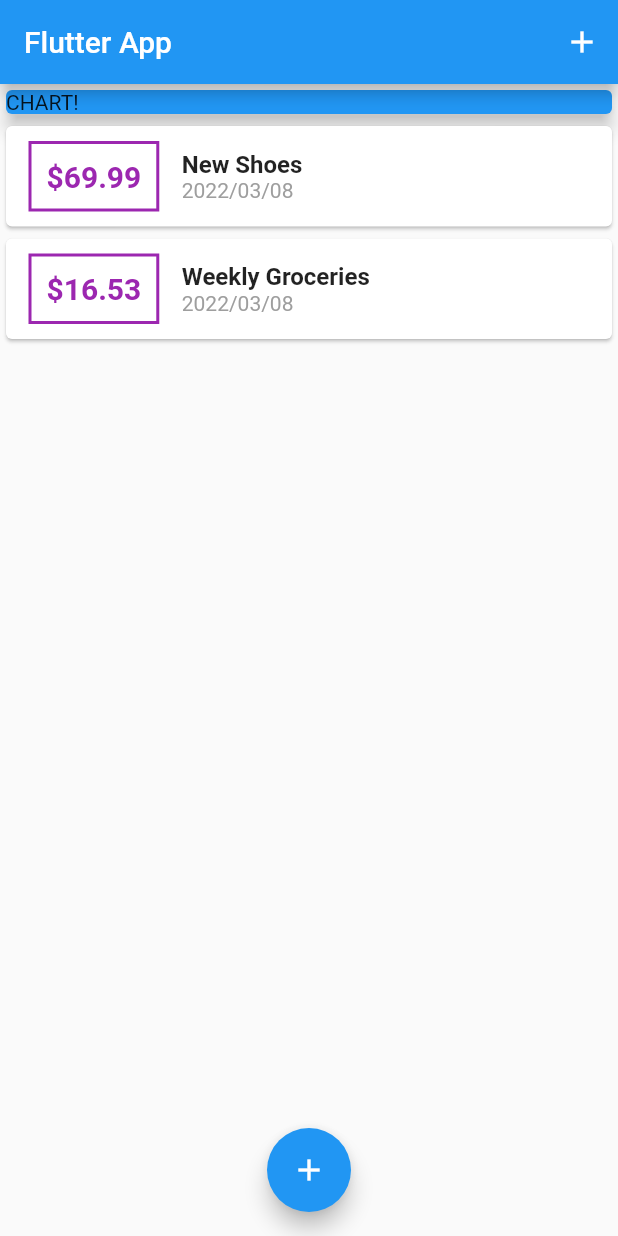
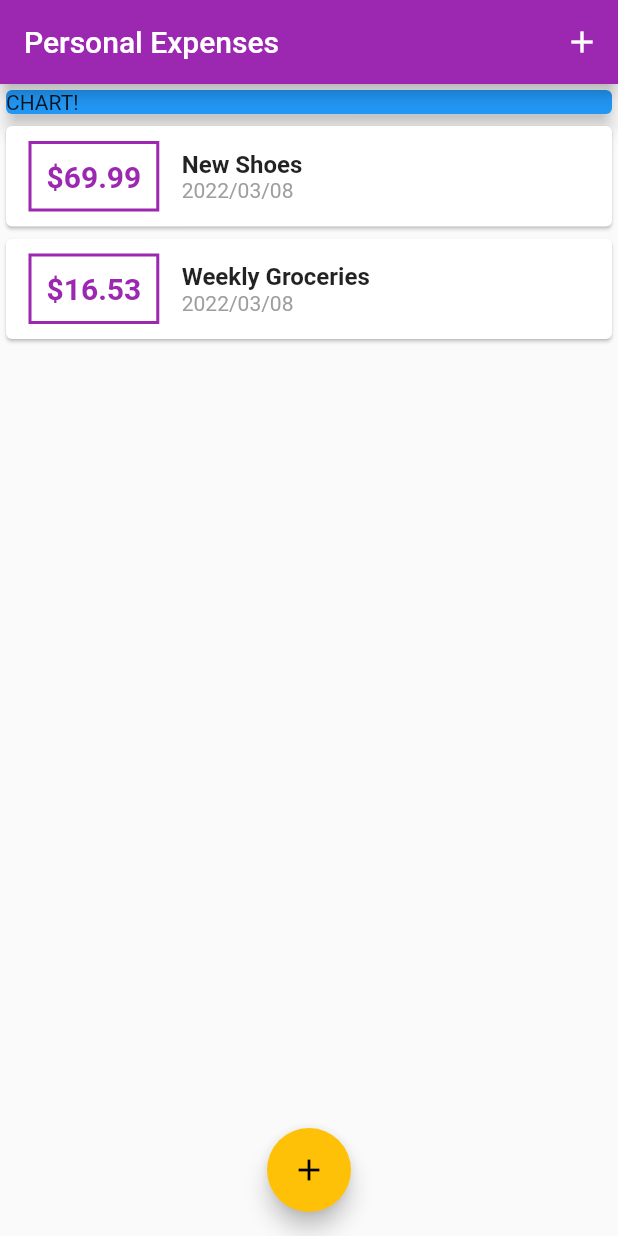
Before and after one commit to w9wen/personal_expenses_app, a Flutter app: the screen it shows after launch, on a phone screen of 412 x 824 dp. Run offline on Flutter 3.47's test engine with Material 2 defaults, Android fonts, the phone set to English and light mode, and no system bars.

Commit message:
lamp($APP) Configuring & Using Themes.

```diff
--- a/lib/main.dart
+++ b/lib/main.dart
@@ -14,7 +14,7 @@ class MyApp extends StatelessWidget {
   @override
   Widget build(BuildContext context) {
     return MaterialApp(
-      title: 'Flutter Demo',
+      // title: 'Personal Expenses',
       theme: ThemeData(
         // This is the theme of your application.
         //
@@ -25,7 +25,8 @@ class MyApp extends StatelessWidget {
         // or simply save your changes to "hot reload" in a Flutter IDE).
         // Notice that the counter didn't reset back to zero; the application
         // is not restarted.
-        primarySwatch: Colors.blue,
+        primarySwatch: Colors.purple,
+        accentColor: Colors.amber,
       ),
       home: MyHomePage(),
     );
@@ -86,7 +87,7 @@ class _MyHomePageState extends State<MyHomePage> {
   Widget build(BuildContext context) {
     return Scaffold(
       appBar: AppBar(
-        title: const Text("Flutter App"),
+        title: const Text("Personal Expenses"),
         actions: [
           IconButton(
             icon: const Icon(Icons.add),
--- a/lib/widgets/transaction_list.dart
+++ b/lib/widgets/transaction_list.dart
@@ -23,17 +23,18 @@ class TransactionList extends StatelessWidget {
                     vertical: 10,
                   ),
                   decoration: BoxDecoration(
-                      border: Border.all(
-                    color: Colors.purple,
-                    width: 2,
-                  )),
+                    border: Border.all(
+                      color: Theme.of(context).primaryColor,
+                      width: 2,
+                    ),
+                  ),
                   padding: const EdgeInsets.all(10),
                   child: Text(
                     "\$${transactions[index].amount?.toStringAsFixed(2)}",
-                    style: const TextStyle(
+                    style: TextStyle(
                       fontWeight: FontWeight.bold,
                       fontSize: 20,
-                      color: Colors.purple,
+                      color: Theme.of(context).primaryColor,
                     ),
                   ),
                 ),
```
